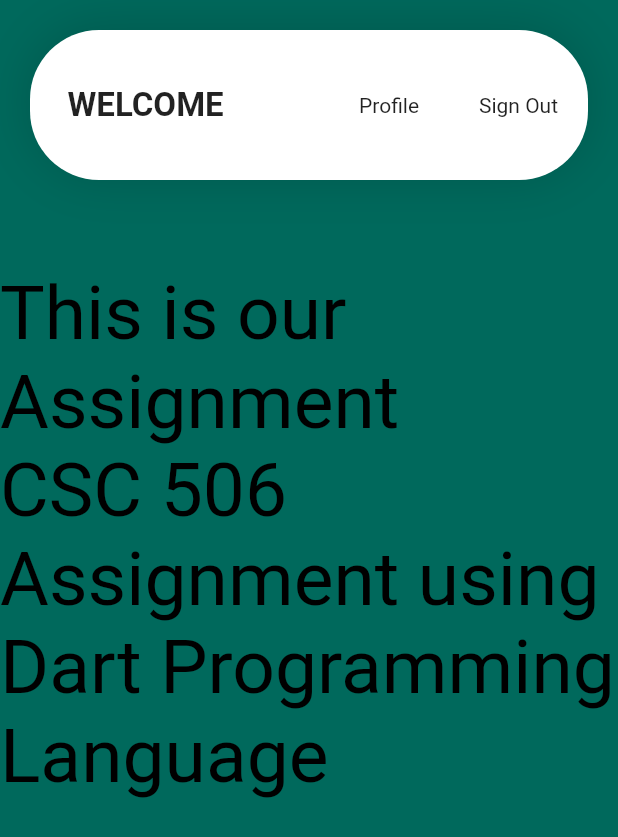
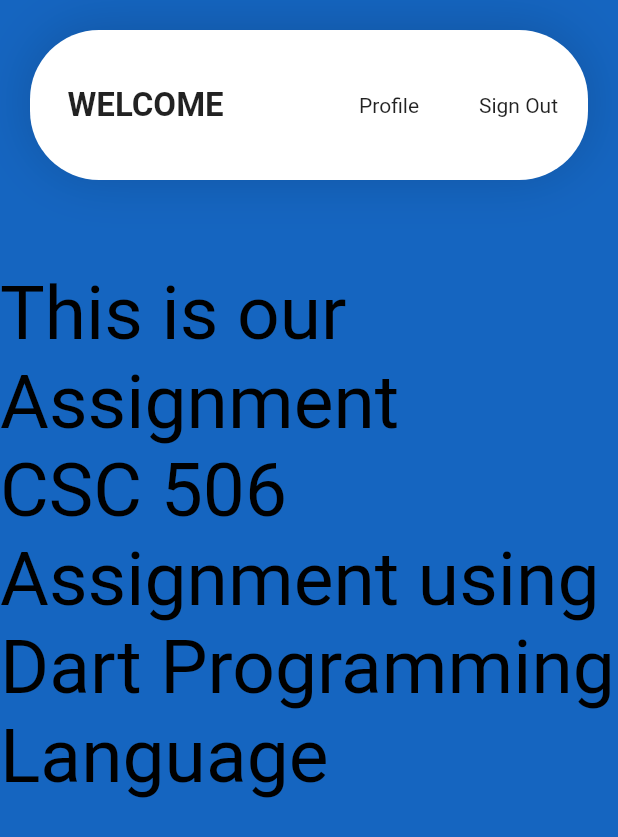
Before and after one commit to HauwaInuwa/CSC-506, a Flutter app: the MyHome screen opened by its route, on a phone screen of 412 x 824 dp. Shown: the top 837 px of the screen. Run offline on Flutter 3.47's test engine with Material 2 defaults, Android fonts, the phone set to English and light mode, and no system bars.

Commit message:
change display color

```diff
--- a/lib/home.dart
+++ b/lib/home.dart
@@ -12,7 +12,7 @@ class _MyHomeState extends State<MyHome> {
   Widget build(BuildContext context) {
     return new Scaffold(
       resizeToAvoidBottomInset: true,
-      backgroundColor: Colors.teal[800],
+      backgroundColor: Colors.blue[800],
       body: Column(
         children: [
           Container(
@@ -65,10 +65,10 @@ class _MyHomeState extends State<MyHome> {
           ),
           Divider(
             height: 40,
-            color: Colors.teal[800],
+            color: Colors.blue[800],
           ),
           Text(
-            'This is our Assignment',
+            'This is our  Assignment',
             style: TextStyle(color: Colors.black, fontSize: 50),
           ),
           Text(
```
Also changed, not shown: 1 other file.
